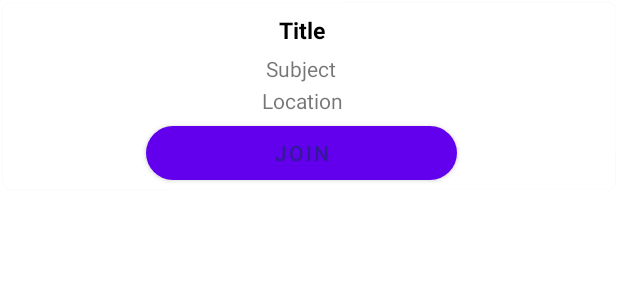
After one commit to abhiachalla/FS2_GITHUB_ACTIONS_2, an Android app: the layout group_card.xml on its own in the app's theme, with its tools: preview values and no code run, on a phone screen of 412 x 824 dp. The commit adds this screen. Shown: the top 300 px of the screen. Run offline under Robolectric (Android 15) with nearby library versions, the phone set to English and light mode, and no system bars.

Commit message:
Group cards added and adapter for UserGroups Recyclerview added

```diff
--- a/app/build.gradle
+++ b/app/build.gradle
@@ -36,6 +36,7 @@ dependencies {
     implementation 'androidx.constraintlayout:constraintlayout:2.1.4'
     implementation platform('com.google.firebase:firebase-bom:31.5.0')
     implementation 'com.google.firebase:firebase-firestore'
+    implementation 'com.google.firebase:firebase-database:20.0.4'
     implementation 'com.google.android.material:material:1.5.0'
     implementation "androidx.viewpager2:viewpager2:1.0.0"
     implementation 'com.google.firebase:firebase-auth-ktx:21.3.0'
--- /dev/null
+++ b/app/src/main/res/layout/group_card.xml
@@ -0,0 +1,73 @@
+<?xml version="1.0" encoding="utf-8"?>
+<androidx.cardview.widget.CardView xmlns:android="http://schemas.android.com/apk/res/android"
+    xmlns:app="http://schemas.android.com/apk/res-auto"
+    xmlns:tools="http://schemas.android.com/tools"
+    android:layout_width="match_parent"
+    android:layout_height="wrap_content"
+    android:layout_margin="2dp"
+    app:cardCornerRadius="5dp">
+
+    <RelativeLayout
+        android:layout_width="wrap_content"
+        android:layout_height="wrap_content"
+        android:layout_margin="0dp">
+
+        <TextView
+            android:id="@+id/group_title"
+            android:layout_width="265dp"
+            android:layout_height="wrap_content"
+            android:layout_alignParentStart="true"
+            android:layout_alignParentEnd="true"
+            android:layout_marginStart="67dp"
+            android:layout_marginTop="7dp"
+            android:layout_marginEnd="76dp"
+            android:text="@string/cardTitle"
+            android:textAlignment="center"
+            android:textColor="@android:color/black"
+            android:textSize="15sp"
+            android:textStyle="bold" />
+
+        <TextView
+            android:id="@+id/group_subject"
+            android:layout_width="268dp"
+            android:layout_height="wrap_content"
+            android:layout_below="@+id/group_title"
+            android:layout_alignParentStart="true"
+            android:layout_alignParentEnd="true"
+            android:layout_marginStart="65dp"
+            android:layout_marginTop="5dp"
+            android:layout_marginEnd="75dp"
+            android:text="@string/cardSubject"
+            android:textAlignment="center" />
+
+        <TextView
+            android:id="@+id/group_location"
+            android:layout_width="265dp"
+            android:layout_height="wrap_content"
+            android:layout_below="@id/group_subject"
+            android:layout_alignParentStart="true"
+            android:layout_alignParentEnd="true"
+            android:layout_marginStart="67dp"
+            android:layout_marginTop="2dp"
+            android:layout_marginEnd="76dp"
+            android:text="@string/cardLocation"
+            android:textAlignment="center" />
+
+        <Button
+            android:id="@+id/groupCardButton"
+            android:layout_width="208dp"
+            android:layout_height="wrap_content"
+            android:layout_below="@id/group_location"
+            android:layout_alignParentStart="true"
+            android:layout_alignParentEnd="true"
+            android:layout_marginStart="95dp"
+            android:layout_marginTop="1dp"
+            android:layout_marginEnd="105dp"
+            android:text="@string/buttonTextJoin"
+            android:textColor="#311B92"
+            app:cornerRadius="18dp"
+            tools:ignore="TextContrastCheck" />
+
+    </RelativeLayout>
+
+</androidx.cardview.widget.CardView>
--- a/app/src/main/res/values/strings.xml
+++ b/app/src/main/res/values/strings.xml
@@ -14,4 +14,9 @@
     <string name="hello_blank_fragment">Hello blank fragment</string>
     <string name="emptyHomeFeed">No Groups Joined!</string>
     <string name="plus">plus</string>
+    <string name = "cardTitle">Title</string>
+    <string name = "cardSubject">Subject</string>
+    <string name = "cardLocation">Location</string>
+    <string name="buttonTextJoin">Join</string>
+
 </resources>
```
Also changed, not shown: app/src/main/java/edu/northeasternn/studycircle/groupArtifacts/GroupCard.java (added, +81 -0 lines), app/src/main/java/edu/northeasternn/studycircle/groupArtifacts/GroupCardAdapter.java (added, +218 -0 lines), app/src/main/java/edu/northeasternn/studycircle/model/UserGroups.java (added, +35 -0 lines).
